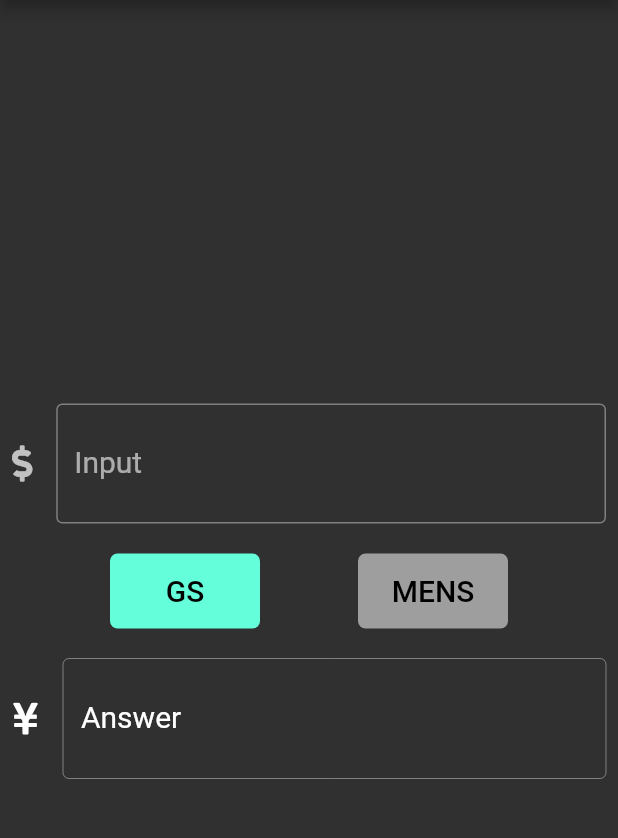
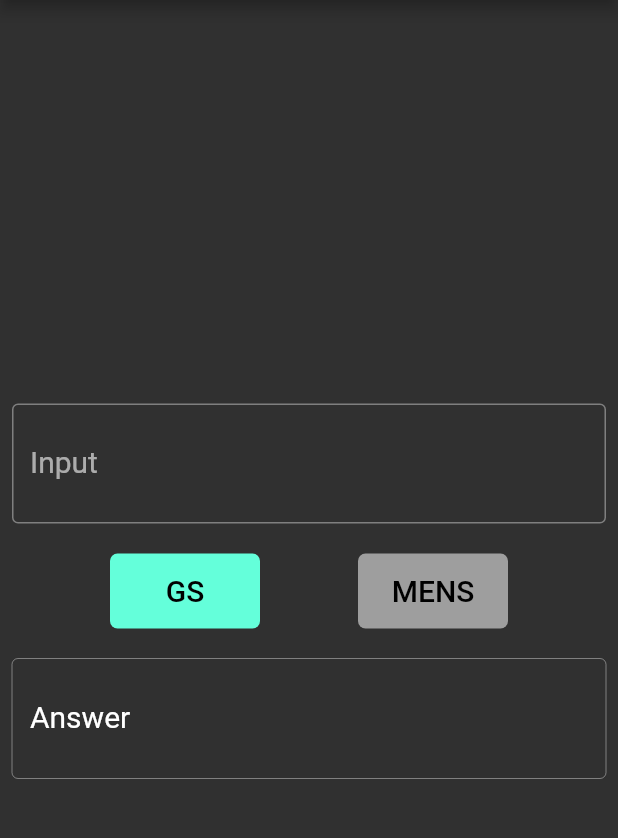
Before and after one commit to ParamJansari0/ShoeCalculator, a Flutter app: the screen it shows after launch, on a phone screen of 412 x 824 dp, the part 84-922 px from its top. Run offline on Flutter 3.47's test engine with Material 2 defaults, Android fonts, the phone set to English and light mode, and no system bars; our stand-ins replace font_awesome_flutter.

Commit message:
removed icons

```diff
--- a/lib/main.dart
+++ b/lib/main.dart
@@ -83,7 +83,7 @@ class _MyHomePageState extends State<MyHomePage> {
                 keyboardType: TextInputType.number,
                 style: TextStyle(fontSize: 20.0, height: 2.0),
                 decoration: InputDecoration(
-                  icon: FaIcon(FontAwesomeIcons.dollarSign),
+                  // icon: FaIcon(FontAwesomeIcons.dollarSign),
                   border: OutlineInputBorder(),
                   labelText: 'Input',
                 ),
@@ -156,10 +156,10 @@ class _MyHomePageState extends State<MyHomePage> {
                   height: 2.0,
                 ),
                 decoration: InputDecoration(
-                  icon: FaIcon(
-                    FontAwesomeIcons.yenSign,
-                    color: Colors.white,
-                  ),
+                  // icon: FaIcon(
+                  //   FontAwesomeIcons.yenSign,
+                  //   color: Colors.white,
+                  // ),
                   border: OutlineInputBorder(),
                   labelText: answer,
                   labelStyle: TextStyle(
```
